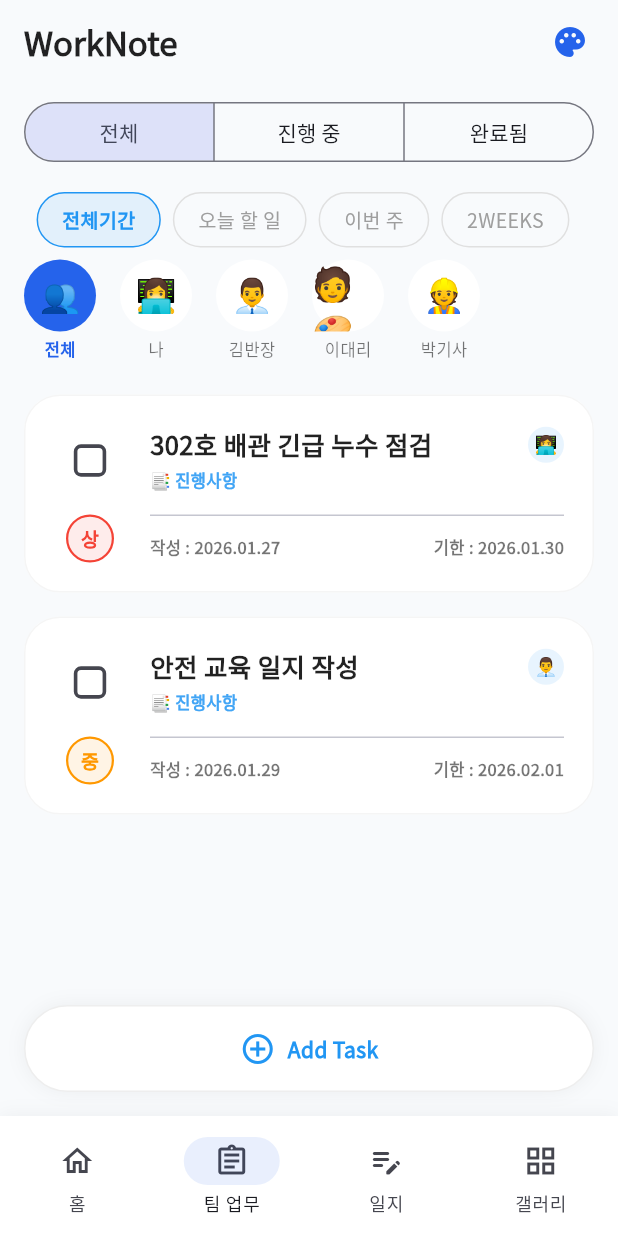
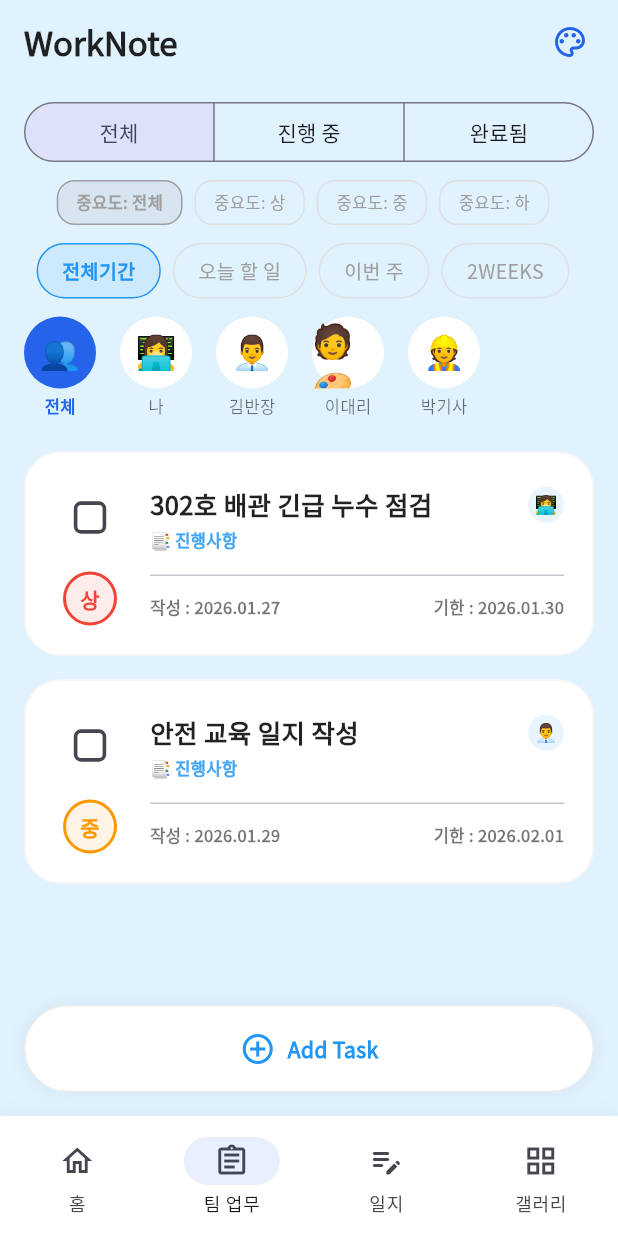
Before and after one commit to frysquirrel-A/Worknote, a Flutter app: the screen it shows after launch, on a phone screen of 412 x 824 dp. Run offline on Flutter 3.47's test engine with Material 3 defaults, Android fonts, the phone set to English and light mode, and no system bars; our stand-ins replace google_fonts, image_picker.

Commit message:
[FEAT] 중요도 순으로 필터링까지 되도록 필터링 기능 추가

```diff
--- a/lib/main.dart
+++ b/lib/main.dart
@@ -92,7 +92,7 @@ class MainScreen extends StatefulWidget {
 class _MainScreenState extends State<MainScreen> {
   int _selectedIndex = 1;
   File? _profileImage;
-  final List<AppTone> _tabTones = [AppTone.white, AppTone.white, AppTone.white, AppTone.black];
+  final List<AppTone> _tabTones = [AppTone.white, AppTone.blue, AppTone.white, AppTone.black];
 
   late List<Task> _tasks;
   late List<JournalEntry> _journals;
@@ -141,10 +141,10 @@ class _MainScreenState extends State<MainScreen> {
       appBar: AppBar(
         backgroundColor: Colors.transparent,
         elevation: 0,
-        title: Text('WorkNote', style: TextStyle(fontWeight: FontWeight.w900, fontSize: 22, color: isBlack ? Colors.white : Colors.black87)),
+        title: Text('WorkNote', style: TextStyle(fontWeight: FontWeight.bold, color: isBlack ? Colors.white : Colors.black87)),
         actions: [
           IconButton(
-            icon: Icon(Icons.palette_rounded, color: isBlack ? Colors.blueAccent : const Color(0xFF2563EB)),
+            icon: Icon(Icons.palette_outlined, color: isBlack ? Colors.blueAccent : const Color(0xFF2563EB)),
             onPressed: () => _showTonePicker(),
           ),
           const SizedBox(width: 8),
@@ -225,7 +225,6 @@ class _MainScreenState extends State<MainScreen> {
   }
 }
 
-// --- Home Tab ---
 class HomeTab extends StatelessWidget {
   final File? profileImage;
   final VoidCallback onProfileTap;
@@ -297,7 +296,6 @@ class HomeTab extends StatelessWidget {
   Widget _card(String t, String c, Color bg, Color tx) => Expanded(child: Container(padding: const EdgeInsets.all(24), decoration: BoxDecoration(color: bg, borderRadius: BorderRadius.circular(28)), child: Column(crossAxisAlignment: CrossAxisAlignment.start, children: [Text(c, style: TextStyle(fontSize: 32, fontWeight: FontWeight.w900, color: tx)), const SizedBox(height: 4), Text(t, style: TextStyle(color: tx.withOpacity(0.7), fontSize: 13))])));
 }
 
-// --- Team Task Tab ---
 class TeamTaskTab extends StatefulWidget {
   final List<Task> tasks;
   final List<TeamMember> members;
@@ -316,6 +314,7 @@ class _TeamTaskTabState extends State<TeamTaskTab> {
   String _statusFilter = '전체';
   String _memberId = 'all';
   DateFilter _dateFilter = DateFilter.all;
+  TaskPriority? _priorityFilter; // 중요도 필터 상태
 
   void _showTaskNoteDialog(Task task) {
     final noteController = TextEditingController();
@@ -409,6 +408,10 @@ class _TeamTaskTabState extends State<TeamTaskTab> {
     var list = widget.tasks.where((t) {
       if (_statusFilter == '진행 중') if (t.isDone) return false;
       if (_statusFilter == '완료됨') if (!t.isDone) return false;
+
+      // 중요도 필터 로직
+      if (_priorityFilter != null && t.priority != _priorityFilter) return false;
+
       if (_dateFilter == DateFilter.today) {
         final due = DateTime(t.dueDate.year, t.dueDate.month, t.dueDate.day);
         return due.isAtSameMomentAs(today);
@@ -441,9 +444,20 @@ class _TeamTaskTabState extends State<TeamTaskTab> {
           ),
         ),
       ),
+      // 중요도 필터 추가
       SingleChildScrollView(
         scrollDirection: Axis.horizontal,
-        padding: const EdgeInsets.symmetric(horizontal: 16, vertical: 8),
+        padding: const EdgeInsets.symmetric(horizontal: 16),
+        child: Row(children: [
+          _priorityChip("중요도: 전체", null, Colors.grey),
+          _priorityChip("중요도: 상", TaskPriority.high, Colors.red),
+          _priorityChip("중요도: 중", TaskPriority.medium, Colors.orange),
+          _priorityChip("중요도: 하", TaskPriority.low, Colors.blue),
+        ]),
+      ),
+      SingleChildScrollView(
+        scrollDirection: Axis.horizontal,
+        padding: const EdgeInsets.symmetric(horizontal: 16, vertical: 12),
         child: Row(children: [
           _dateChip("전체기간", DateFilter.all),
           _dateChip("오늘 할 일", DateFilter.today),
@@ -481,7 +495,7 @@ class _TeamTaskTabState extends State<TeamTaskTab> {
           itemBuilder: (ctx, i) => Dismissible(
             key: Key(filteredList[i].id),
             onDismissed: (dir) => widget.onDeleteTask(filteredList[i].id),
-            background: Container(alignment: Alignment.centerRight, padding: const EdgeInsets.only(right: 24), color: Colors.red.shade50, child: const Icon(Icons.delete_outline, color: Colors.red)),
+            background: Container(alignment: Alignment.centerRight, padding: const EdgeInsets.only(right: 24), color: Colors.red.shade100, child: const Icon(Icons.delete_outline, color: Colors.red)),
             child: GestureDetector(
               onTap: () => _showTaskNoteDialog(filteredList[i]),
               child: _TaskCard(task: filteredList[i], tone: widget.tone, myProfileImage: widget.myProfileImage, onToggle: (v) { setState(() { filteredList[i].isDone = v!; filteredList[i].completedAt = v ? DateTime.now() : null; }); widget.onStateChange(); }, onPriority: () { setState(() { filteredList[i].priority = TaskPriority.values[(filteredList[i].priority.index+1)%4]; }); widget.onStateChange(); }),
@@ -513,6 +527,19 @@ class _TeamTaskTabState extends State<TeamTaskTab> {
       ),
     );
   }
+
+  Widget _priorityChip(String label, TaskPriority? priority, Color color) {
+    final isS = _priorityFilter == priority;
+    return GestureDetector(
+      onTap: () => setState(() => _priorityFilter = priority),
+      child: Container(
+        margin: const EdgeInsets.only(right: 8),
+        padding: const EdgeInsets.symmetric(horizontal: 12, vertical: 6),
+        decoration: BoxDecoration(color: isS ? color.withOpacity(0.15) : Colors.transparent, borderRadius: BorderRadius.circular(12), border: Border.all(color: isS ? color : Colors.grey.shade300)),
+        child: Text(label, style: TextStyle(fontSize: 11, fontWeight: isS ? FontWeight.bold : FontWeight.normal, color: isS ? color : Colors.grey)),
+      ),
+    );
+  }
 }
 
 class _TaskCard extends StatelessWidget {
@@ -532,7 +559,6 @@ class _TaskCard extends StatelessWidget {
     return Card(
       elevation: 0, color: isDark ? Colors.white.withOpacity(0.05) : Colors.white, shape: RoundedRectangleBorder(borderRadius: BorderRadius.circular(24), side: BorderSide(color: isDark ? Colors.white10 : Colors.grey.shade100)), margin: const EdgeInsets.only(bottom: 16),
       child: Padding(padding: const EdgeInsets.all(20), child: Row(children: [
-        // 왼쪽 영역: 체크박스 + 긴급도 배지 (사이즈 확대 및 정렬)
         SizedBox(width: 48, child: Column(mainAxisAlignment: MainAxisAlignment.center, children: [
           Transform.scale(
             scale: 1.2,
@@ -542,15 +568,14 @@ class _TaskCard extends StatelessWidget {
           GestureDetector(
             onTap: onPriority,
             child: Container(
-              width: 32, height: 32,
+              width: 36, height: 36,
               alignment: Alignment.center,
-              decoration: BoxDecoration(color: _pColor(task.priority).withOpacity(0.1), shape: BoxShape.circle, border: Border.all(color: _pColor(task.priority), width: 1.5)),
-              child: Text(_pText(task.priority), style: TextStyle(fontSize: 13, fontWeight: FontWeight.w900, color: _pColor(task.priority))),
+              decoration: BoxDecoration(color: _pColor(task.priority).withOpacity(0.1), shape: BoxShape.circle, border: Border.all(color: _pColor(task.priority), width: 2)),
+              child: Text(_pText(task.priority), style: TextStyle(fontSize: 14, fontWeight: FontWeight.w900, color: _pColor(task.priority))),
             ),
           ),
         ])),
         const SizedBox(width: 16),
-        // 본문 영역
         Expanded(child: Column(crossAxisAlignment: CrossAxisAlignment.start, children: [
           Row(mainAxisAlignment: MainAxisAlignment.spaceBetween, crossAxisAlignment: CrossAxisAlignment.center, children: [
             Expanded(child: Text(task.title, style: TextStyle(fontWeight: FontWeight.bold, fontSize: 17, color: isDark ? Colors.white : Colors.black87, decoration: task.isDone ? TextDecoration.lineThrough : null))),
@@ -575,7 +600,6 @@ class _TaskCard extends StatelessWidget {
   String _pText(TaskPriority p) { switch (p) { case TaskPriority.high: return "상"; case TaskPriority.medium: return "중"; case TaskPriority.low: return "하"; default: return "-"; } }
 }
 
-// --- Journal Tab ---
 class JournalTab extends StatefulWidget {
   final List<Task> tasks;
   final List<TeamMember> members;
@@ -603,7 +627,6 @@ class _JournalTabState extends State<JournalTab> {
   }
 }
 
-// --- Gallery Tab ---
 class GalleryTab extends StatefulWidget {
   final List<JournalEntry> journals;
   final List<TeamMember> members;
```
